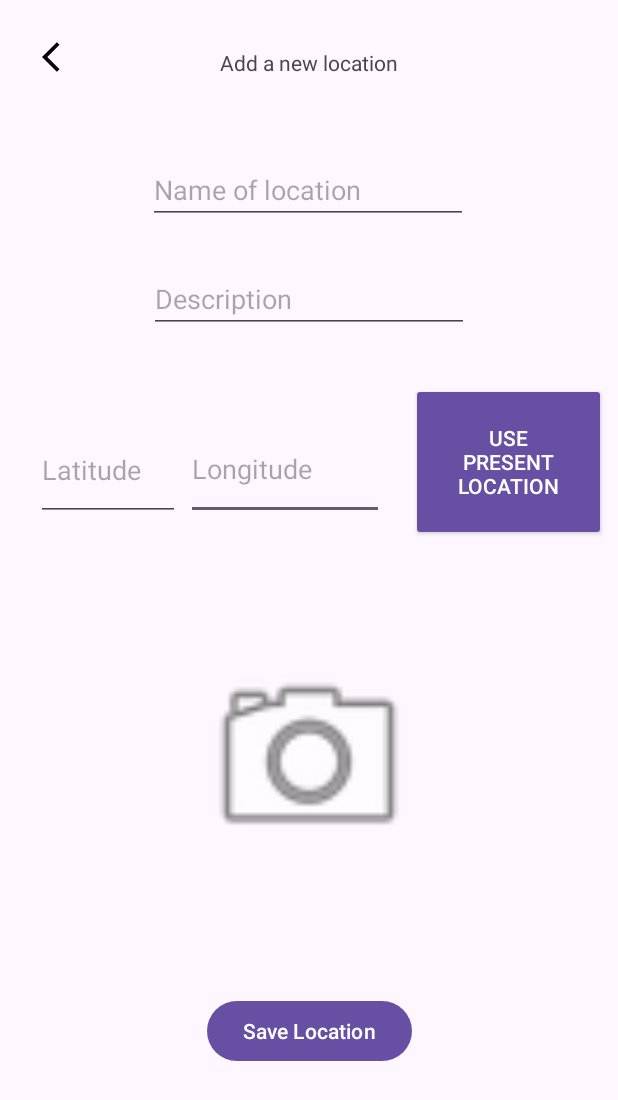
After one commit to mattias012/MyHeliports, an Android app: the AddLocationActivity screen opened directly, with no data from a screen before it, on a phone screen of 412 x 824 dp. The commit adds this screen. Shown: the top 1100 px of the screen. Run offline under Robolectric (Android 15) with nearby library versions, the phone set to English and light mode, and no system bars; our stand-ins replace Firebase (no records; nobody signed in at launch, a user with empty details on screens opened directly).

Commit message:
start add location

```diff
--- /dev/null
+++ b/app/src/main/java/com/example/myheliports/AddLocationActivity.kt
@@ -0,0 +1,110 @@
+package com.example.myheliports
+
+import android.content.res.ColorStateList
+import android.graphics.Color
+import androidx.appcompat.app.AppCompatActivity
+import android.os.Bundle
+import android.widget.Button
+import android.widget.EditText
+import androidx.appcompat.widget.AppCompatImageButton
+import com.google.firebase.auth.FirebaseAuth
+import com.google.firebase.auth.ktx.auth
+import com.google.firebase.firestore.FirebaseFirestore
+import com.google.firebase.firestore.ktx.firestore
+import com.google.firebase.ktx.Firebase
+
+class AddLocationActivity : AppCompatActivity() {
+
+    lateinit var db: FirebaseFirestore
+    lateinit var auth: FirebaseAuth
+
+    lateinit var backButton: AppCompatImageButton
+    lateinit var nameOfLocationView: EditText
+    lateinit var descriptionOfLocationView: EditText
+    lateinit var latOfLocationView: EditText
+    lateinit var longOfLocationView: EditText
+    lateinit var saveLocationButton: Button
+
+
+    override fun onCreate(savedInstanceState: Bundle?) {
+        super.onCreate(savedInstanceState)
+        setContentView(R.layout.activity_add_location)
+
+        db = Firebase.firestore
+        auth = Firebase.auth
+
+        backButton = findViewById(R.id.backButton)
+        nameOfLocationView = findViewById(R.id.nameOfLocationView)
+        descriptionOfLocationView = findViewById(R.id.descriptionOfLocationView)
+        latOfLocationView = findViewById(R.id.latOfLocationView)
+        longOfLocationView = findViewById(R.id.longOfLocationView)
+        saveLocationButton = findViewById(R.id.saveLocationButton)
+
+
+        backButton.setOnClickListener {
+            finish()
+        }
+
+        saveLocationButton.setOnClickListener {
+            saveLocation()
+        }
+
+    }
+
+    fun saveLocation() {
+
+        val lat = latOfLocationView.text.toString()
+        val long = longOfLocationView.text.toString()
+
+        val checkCoordinates = checkLatLong(lat, long)
+
+        val colorStateListRed = ColorStateList.valueOf(Color.RED)
+        val colorStateListWhite = ColorStateList.valueOf(Color.WHITE)
+
+        if (!checkCoordinates) {
+            latOfLocationView.backgroundTintList = colorStateListRed
+            longOfLocationView.backgroundTintList = colorStateListRed
+            return
+        }
+        else {
+            latOfLocationView.backgroundTintList = colorStateListWhite
+            longOfLocationView.backgroundTintList = colorStateListWhite
+        }
+
+        val latDouble = lat.toDouble()
+        val longDouble = long.toDouble()
+
+        //Create Location Object
+        val location = Location("??",
+            nameOfLocationView.text.toString(),
+            descriptionOfLocationView.text.toString(),
+            latDouble,
+            longDouble,
+            "greenland"
+        )
+
+        val user = auth.currentUser ?: return
+
+        //db.collection("users").document(user.uid).collection("locations").add(location)
+    }
+
+    fun checkLatLong(latStr: String?, longStr: String?): Boolean {
+
+        try {
+            val lat = latStr?.toDouble()
+            val long = longStr?.toDouble()
+
+            if (lat == null || long == null) {
+                return false
+            }
+
+            if (lat !in -90.0..90.0 || long !in -180.0..180.0) {
+                return false
+            }
+            return true
+        } catch (e: NumberFormatException) {
+            //Catch errors..
+        }
+        return false
+    }
+}
--- /dev/null
+++ b/app/src/main/res/drawable/baseline_add_24.xml
@@ -0,0 +1,5 @@
+<vector android:height="24dp" android:tint="#000000"
+    android:viewportHeight="24" android:viewportWidth="24"
+    android:width="24dp" xmlns:android="http://schemas.android.com/apk/res/android">
+    <path android:fillColor="@android:color/white" android:pathData="M19,13h-6v6h-2v-6H5v-2h6V5h2v6h6v2z"/>
+</vector>
--- /dev/null
+++ b/app/src/main/res/drawable/baseline_arrow_back_ios_24.xml
@@ -0,0 +1,5 @@
+<vector android:autoMirrored="true" android:height="24dp"
+    android:tint="#000000" android:viewportHeight="24"
+    android:viewportWidth="24" android:width="24dp" xmlns:android="http://schemas.android.com/apk/res/android">
+    <path android:fillColor="@android:color/white" android:pathData="M11.67,3.87L9.9,2.1 0,12l9.9,9.9 1.77,-1.77L3.54,12z"/>
+</vector>
--- /dev/null
+++ b/app/src/main/res/layout/activity_add_location.xml
@@ -0,0 +1,110 @@
+<?xml version="1.0" encoding="utf-8"?>
+<androidx.constraintlayout.widget.ConstraintLayout xmlns:android="http://schemas.android.com/apk/res/android"
+    xmlns:app="http://schemas.android.com/apk/res-auto"
+    xmlns:tools="http://schemas.android.com/tools"
+    android:layout_width="match_parent"
+    android:layout_height="match_parent"
+    tools:context=".AddLocationActivity">
+
+    <EditText
+        android:id="@+id/longOfLocationView"
+        android:layout_width="132dp"
+        android:layout_height="67dp"
+        android:layout_marginStart="4dp"
+        android:layout_marginTop="57dp"
+        android:ems="10"
+        android:hint="Longitude"
+        android:inputType="text"
+        app:layout_constraintStart_toEndOf="@+id/latOfLocationView"
+        app:layout_constraintTop_toBottomOf="@+id/descriptionOfLocationView" />
+
+    <EditText
+        android:id="@+id/nameOfLocationView"
+        android:layout_width="wrap_content"
+        android:layout_height="wrap_content"
+        android:layout_marginTop="104dp"
+        android:ems="10"
+        android:hint="Name of location"
+        android:inputType="text"
+        app:layout_constraintEnd_toEndOf="parent"
+        app:layout_constraintHorizontal_bias="0.497"
+        app:layout_constraintStart_toStartOf="parent"
+        app:layout_constraintTop_toTopOf="parent" />
+
+    <EditText
+        android:id="@+id/latOfLocationView"
+        android:layout_width="96dp"
+        android:layout_height="68dp"
+        android:layout_marginStart="24dp"
+        android:layout_marginTop="57dp"
+        android:ems="10"
+        android:hint="Latitude"
+        android:inputType="text"
+        app:layout_constraintStart_toStartOf="parent"
+        app:layout_constraintTop_toBottomOf="@+id/descriptionOfLocationView" />
+
+    <Button
+        android:id="@+id/button"
+        style="@style/Widget.AppCompat.Button"
+        android:layout_width="130dp"
+        android:layout_height="105dp"
+        android:layout_marginTop="33dp"
+        android:layout_marginEnd="8dp"
+        android:text="Use present location"
+        app:layout_constraintEnd_toEndOf="parent"
+        app:layout_constraintTop_toBottomOf="@+id/descriptionOfLocationView" />
+
+    <Button
+        android:id="@+id/saveLocationButton"
+        android:layout_width="wrap_content"
+        android:layout_height="wrap_content"
+        android:layout_marginTop="77dp"
+        android:text="Save Location"
+        app:layout_constraintEnd_toEndOf="parent"
+        app:layout_constraintStart_toStartOf="parent"
+        app:layout_constraintTop_toBottomOf="@+id/imageView" />
+
+    <ImageView
+        android:id="@+id/imageView"
+        android:layout_width="149dp"
+        android:layout_height="161dp"
+        android:layout_marginTop="64dp"
+        android:src="@android:drawable/ic_menu_camera"
+        app:layout_constraintEnd_toEndOf="parent"
+        app:layout_constraintStart_toStartOf="parent"
+        app:layout_constraintTop_toBottomOf="@+id/button" />
+
+    <ImageButton
+        android:id="@+id/backButton"
+        style="@android:style/Widget.Material.Light.ImageButton"
+        android:layout_width="wrap_content"
+        android:layout_height="wrap_content"
+        android:layout_marginStart="16dp"
+        android:layout_marginTop="16dp"
+        android:backgroundTint="#00FFFFFF"
+        android:src="@drawable/baseline_arrow_back_ios_24"
+        app:layout_constraintStart_toStartOf="parent"
+        app:layout_constraintTop_toTopOf="parent" />
+
+    <TextView
+        android:id="@+id/textView2"
+        android:layout_width="wrap_content"
+        android:layout_height="wrap_content"
+        android:layout_marginTop="32dp"
+        android:text="Add a new location"
+        app:layout_constraintEnd_toEndOf="parent"
+        app:layout_constraintStart_toStartOf="parent"
+        app:layout_constraintTop_toTopOf="parent" />
+
+    <EditText
+        android:id="@+id/descriptionOfLocationView"
+        android:layout_width="wrap_content"
+        android:layout_height="wrap_content"
+        android:layout_marginTop="27dp"
+        android:ems="10"
+        android:hint="Description"
+        android:inputType="text"
+        app:layout_constraintEnd_toEndOf="parent"
+        app:layout_constraintStart_toStartOf="parent"
+        app:layout_constraintTop_toBottomOf="@+id/nameOfLocationView" />
+</androidx.constraintlayout.widget.ConstraintLayout>
--- /dev/null
+++ b/app/src/main/res/values/strings.xml
@@ -0,0 +1 @@
+<resources></resources>
```
Also changed, not shown: app/src/main/AndroidManifest.xml (+7 -8 lines), app/src/main/java/com/example/myheliports/Location.kt (added, +21 -0 lines), app/src/main/java/com/example/myheliports/MainActivity.kt (+6 -1 lines), app/src/main/java/com/example/myheliports/StartActivity.kt (+14 -0 lines), app/src/main/res/layout/activity_start.xml (+25 -8 lines), app/src/main/res/drawable-v24/greenland.jpeg (added).
